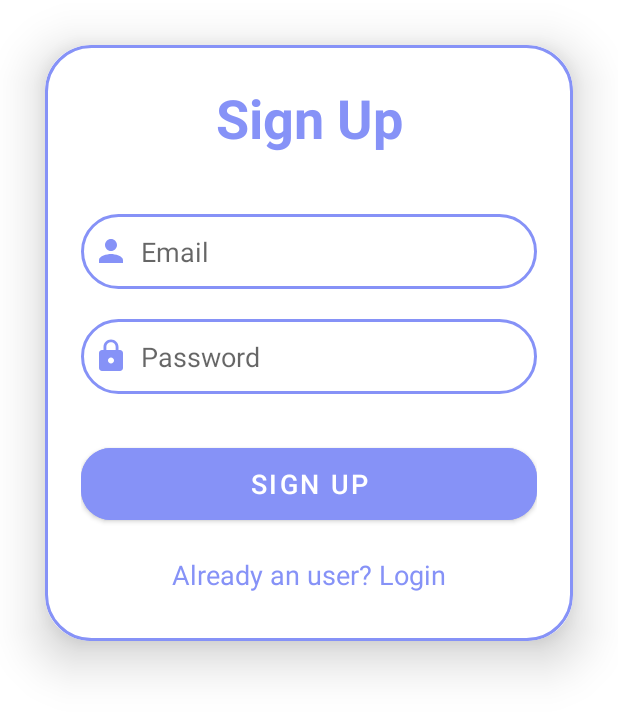
After one commit to Maimuna-Chowdhury/CardiacRecorder-1907013-1907019, an Android app: the SignUpActivity screen opened directly, with no data from a screen before it, on a phone screen of 412 x 824 dp. The commit adds this screen. Shown: the top 714 px of the screen. Run offline under Robolectric (Android 15) with nearby library versions, the phone set to English and light mode, and no system bars; our stand-ins replace Firebase (no records; nobody signed in at launch, a user with empty details on screens opened directly); Roboto replaces fonts that are not available here.

Commit message:
second commit

```diff
--- /dev/null
+++ b/app/src/main/java/com/example/cardiacrecorder/SignUpActivity.java
@@ -0,0 +1,67 @@
+package com.example.cardiacrecorder;
+
+import android.os.Bundle;
+import android.content.Intent;
+import android.view.View;
+import android.widget.Button;
+import android.widget.EditText;
+import android.widget.TextView;
+import android.widget.Toast;
+import android.view.View.OnClickListener;
+import androidx.annotation.NonNull;
+import androidx.appcompat.app.AppCompatActivity;
+
+import com.google.android.gms.tasks.OnCompleteListener;
+import com.google.android.gms.tasks.Task;
+import com.google.firebase.auth.AuthResult;
+import com.google.firebase.auth.FirebaseAuth;
+public class SignUpActivity extends AppCompatActivity {
+    private FirebaseAuth auth;
+    private EditText signupEmail, signupPassword;
+    private Button signupButton;
+    private TextView loginRedirectText;
+
+    @Override
+    protected void onCreate(Bundle savedInstanceState) {
+        super.onCreate(savedInstanceState);
+        setContentView(R.layout.activity_sign_up);
+        auth = FirebaseAuth.getInstance();
+        signupEmail = findViewById(R.id.signup_email);
+        signupPassword = findViewById(R.id.signup_password);
+        signupButton = findViewById(R.id.signup_button);
+        loginRedirectText = findViewById(R.id.loginRedirectText);
+
+    signupButton.setOnClickListener(new View.OnClickListener() {
+        @Override
+        public void onClick(View view) {
+            String user = signupEmail.getText().toString().trim();
+            String pass = signupPassword.getText().toString().trim();
+            if (user.isEmpty()) {
+                signupEmail.setError("Email cannot be empty");
+            }
+            if (pass.isEmpty()) {
+                signupPassword.setError("Password cannot be empty");
+            } else {
+                auth.createUserWithEmailAndPassword(user, pass).addOnCompleteListener(new OnCompleteListener<AuthResult>() {
+                    @Override
+                    public void onComplete(@NonNull Task<AuthResult> task) {
+                        if (task.isSuccessful()) {
+                            Toast.makeText(SignUpActivity.this, "SignUp Successful", Toast.LENGTH_SHORT).show();
+                            startActivity(new Intent(SignUpActivity.this, login.class));
+                        } else {
+                            Toast.makeText(SignUpActivity.this, "SignUp Failed" + task.getException().getMessage(), Toast.LENGTH_SHORT).show();
+                        }
+                    }
+                });
+            }
+        }
+    });
+
+        loginRedirectText.setOnClickListener(new View.OnClickListener() {
+        @Override
+        public void onClick(View view) {
+            startActivity(new Intent(SignUpActivity.this, login.class));
+        }
+    });
+    }
+}
--- /dev/null
+++ b/app/src/main/res/drawable/custom_edittext.xml
@@ -0,0 +1,9 @@
+<?xml version="1.0" encoding="utf-8"?>
+<shape xmlns:android="http://schemas.android.com/apk/res/android"
+    android:shape="rectangle">
+    <stroke
+        android:width="2dp"
+        android:color="@color/lavender"/>
+    <corners
+        android:radius="30dp"/>
+</shape>
--- /dev/null
+++ b/app/src/main/res/drawable/ic_baseline_lock_24.xml
@@ -0,0 +1,5 @@
+<vector android:height="24dp" android:tint="#8692f7"
+    android:viewportHeight="24" android:viewportWidth="24"
+    android:width="24dp" xmlns:android="http://schemas.android.com/apk/res/android">
+    <path android:fillColor="@android:color/white" android:pathData="M18,8h-1L17,6c0,-2.76 -2.24,-5 -5,-5S7,3.24 7,6v2L6,8c-1.1,0 -2,0.9 -2,2v10c0,1.1 0.9,2 2,2h12c1.1,0 2,-0.9 2,-2L20,10c0,-1.1 -0.9,-2 -2,-2zM12,17c-1.1,0 -2,-0.9 -2,-2s0.9,-2 2,-2 2,0.9 2,2 -0.9,2 -2,2zM15.1,8L8.9,8L8.9,6c0,-1.71 1.39,-3.1 3.1,-3.1 1.71,0 3.1,1.39 3.1,3.1v2z"/>
+</vector>
--- /dev/null
+++ b/app/src/main/res/drawable/ic_baseline_person_24.xml
@@ -0,0 +1,5 @@
+<vector android:height="24dp" android:tint="#8692f7"
+    android:viewportHeight="24" android:viewportWidth="24"
+    android:width="24dp" xmlns:android="http://schemas.android.com/apk/res/android">
+    <path android:fillColor="@android:color/white" android:pathData="M12,12c2.21,0 4,-1.79 4,-4s-1.79,-4 -4,-4 -4,1.79 -4,4 1.79,4 4,4zM12,14c-2.67,0 -8,1.34 -8,4v2h16v-2c0,-2.66 -5.33,-4 -8,-4z"/>
+</vector>
--- /dev/null
+++ b/app/src/main/res/layout/activity_sign_up.xml
@@ -0,0 +1,73 @@
+<?xml version="1.0" encoding="utf-8"?>
+<LinearLayout xmlns:android="http://schemas.android.com/apk/res/android"
+    xmlns:app="http://schemas.android.com/apk/res-auto"
+    xmlns:tools="http://schemas.android.com/tools"
+    android:layout_width="match_parent"
+    android:layout_height="match_parent"
+    tools:context=".SignUpActivity">
+    <androidx.cardview.widget.CardView
+        android:layout_width="match_parent"
+        android:layout_height="wrap_content"
+        android:layout_margin="30dp"
+        app:cardCornerRadius="30dp"
+        app:cardElevation="20dp">
+        <LinearLayout
+            android:layout_width="match_parent"
+            android:layout_height="wrap_content"
+            android:orientation="vertical"
+            android:layout_gravity="center_horizontal"
+            android:padding="24dp"
+            android:background="@drawable/custom_edittext">
+            <TextView
+                android:layout_width="match_parent"
+                android:layout_height="wrap_content"
+                android:text="Sign Up"
+                android:textSize="36sp"
+                android:textAlignment="center"
+                android:textStyle="bold"
+                android:textColor="@color/lavender"/>
+            <EditText
+                android:layout_width="match_parent"
+                android:layout_height="50dp"
+                android:id="@+id/signup_email"
+                android:background="@drawable/custom_edittext"
+                android:layout_marginTop="40dp"
+                android:padding="8dp"
+                android:hint="Email"
+                android:drawableLeft="@drawable/ic_baseline_person_24"
+                android:drawablePadding="8dp"
+                android:textColor="@color/black"/>
+            <EditText
+                android:layout_width="match_parent"
+                android:layout_height="50dp"
+                android:id="@+id/signup_password"
+                android:background="@drawable/custom_edittext"
+                android:layout_marginTop="20dp"
+                android:padding="8dp"
+                android:hint="Password"
+                android:drawableLeft="@drawable/ic_baseline_lock_24"
+                android:drawablePadding="8dp"
+                android:textColor="@color/black"/>
+            <Button
+                android:layout_width="match_parent"
+                android:layout_height="60dp"
+                android:text="Sign Up"
+                android:id="@+id/signup_button"
+                android:textSize="18sp"
+                android:layout_marginTop="30dp"
+                android:backgroundTint="@color/lavender"
+                app:cornerRadius = "20dp"/>
+            <TextView
+                android:layout_width="wrap_content"
+                android:layout_height="wrap_content"
+                android:id="@+id/loginRedirectText"
+                android:text="Already an user? Login"
+                android:layout_gravity="center"
+                android:padding="8dp"
+                android:layout_marginTop="10dp"
+                android:textColor="@color/lavender"
+                android:textSize="18sp"/>
+        </LinearLayout>
+    </androidx.cardview.widget.CardView>
+
+</LinearLayout>
--- a/app/src/main/res/values/colors.xml
+++ b/app/src/main/res/values/colors.xml
@@ -28,5 +28,6 @@
     <color name="banner_background">#FFDBAC</color>
     <color name="home_background">#EBECF0</color>
     <color name="banner_background_light">#FAE7D0</color>
+    <color name="lavender">#8692f7</color>
 
 </resources>
```
Also changed, not shown: app/src/main/AndroidManifest.xml (+14 -0 lines), app/src/main/java/com/example/cardiacrecorder/login.java (added, +88 -0 lines), app/src/main/res/drawable/ic_launcher_foreground.xml (added, +30 -0 lines), app/src/main/res/layout/activity_login.xml (added, +86 -0 lines), app/src/main/res/drawable/pagebkg.png (added).
